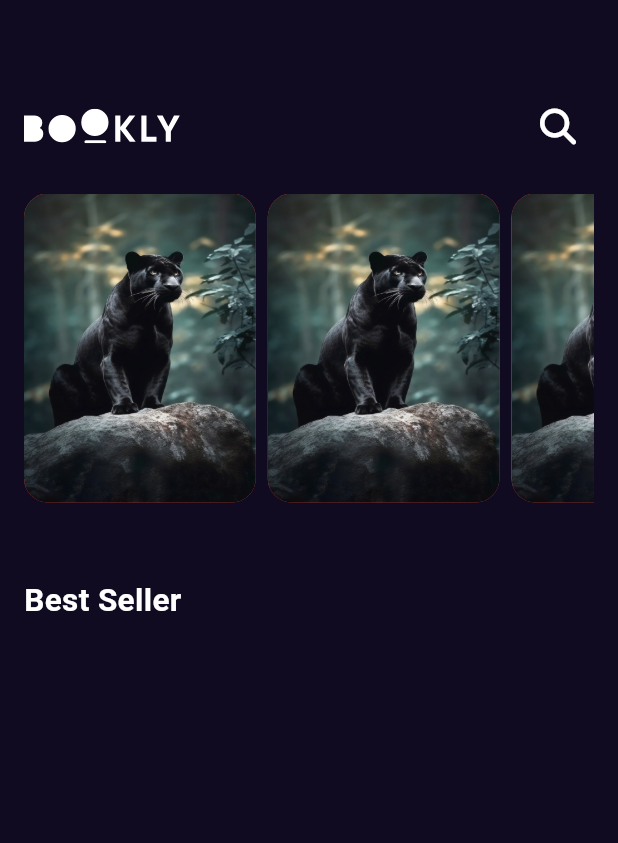
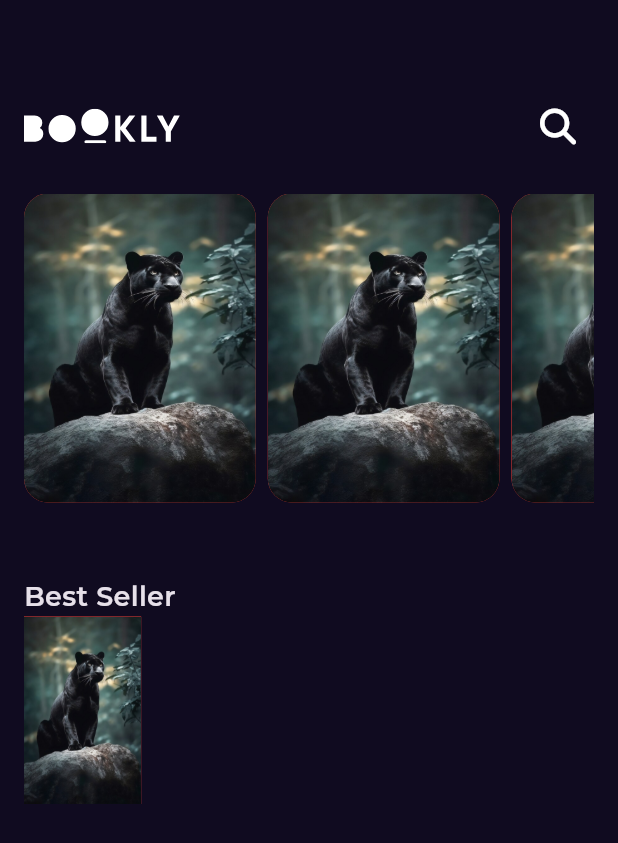
Before and after one commit to hamz491/Bookly, a Flutter app: the screen it shows after launch, on a phone screen of 412 x 824 dp. Shown: the top 843 px of the screen. Run offline on Flutter 3.47's test engine with Material 3 defaults, Android fonts, the phone set to English and light mode, and no system bars; our stand-ins replace flutter_svg, font_awesome_flutter, get, google_fonts.

Commit message:
create app styles

```diff
--- a/lib/Core/utils/Styles.dart
+++ b/lib/Core/utils/Styles.dart
@@ -1,8 +1,27 @@
+import 'package:bookly/constants.dart';
 import 'package:flutter/material.dart';
 
 abstract class Styles {
-  static const titleMedium = TextStyle(
-    fontSize: 21,
+  static const textStyle18 = TextStyle(
+    fontSize: 18,
     fontWeight: FontWeight.w600,
   );
+  static const textStyle20 = TextStyle(
+    fontSize: 20,
+    fontWeight: FontWeight.normal,
+    fontFamily: ksectrafont,
+  );
+  static const textStyle14 = TextStyle(
+    fontSize: 14,
+    fontWeight: FontWeight.normal,
+  );
+  static const textStyle16 = TextStyle(
+    fontSize: 16,
+    fontWeight: FontWeight.w500,
+  );
+  static const textStyle30 = TextStyle(
+    fontSize: 30,
+    fontWeight: FontWeight.normal,
+    fontFamily: ksectrafont,
+  );
 }
--- a/lib/Features/Home/presentation/View/HomeView.dart
+++ b/lib/Features/Home/presentation/View/HomeView.dart
@@ -1,4 +1,5 @@
 import 'package:bookly/Core/utils/Styles.dart';
+import 'package:bookly/Features/Splash/Preserntaion/view/Widgets/BestSellerListview_Item.dart';
 import 'package:bookly/Features/Splash/Preserntaion/view/Widgets/Custom_AppBar.dart';
 import 'package:bookly/Features/Splash/Preserntaion/view/Widgets/Custom_ListView.dart';
 import 'package:flutter/material.dart';
@@ -20,9 +21,10 @@ class HomeView extends StatelessWidget {
               padding: EdgeInsets.only(top: 50),
               child: Text(
                 'Best Seller',
-                style: Styles.titleMedium,
+                style: Styles.textStyle18,
               ),
             ),
+            BestSellerListView_Item(),
           ],
         ),
       ),
--- /dev/null
+++ b/lib/Features/Splash/Preserntaion/view/Widgets/BestSellerListview_Item.dart
@@ -0,0 +1,29 @@
+import 'package:bookly/Core/utils/Assets.dart';
+import 'package:flutter/material.dart';
+
+class BestSellerListView_Item extends StatelessWidget {
+  const BestSellerListView_Item({super.key});
+
+  @override
+  Widget build(BuildContext context) {
+    return Row(
+      children: [
+        SizedBox(
+          height: 125,
+          child: AspectRatio(
+            aspectRatio: 2.5 / 4,
+            child: Container(
+              decoration: const BoxDecoration(
+                color: Colors.red,
+                image: DecorationImage(
+                  fit: BoxFit.fill,
+                  image: AssetImage(AssetsData.ktestimage),
+                ),
+              ),
+            ),
+          ),
+        ),
+      ],
+    );
+  }
+}
--- a/lib/constants.dart
+++ b/lib/constants.dart
@@ -3,3 +3,4 @@ import 'package:flutter/material.dart';
 const kPrimaryColor = Color(0xff100B20);
 const kTransitionDuration = Duration(seconds: 1);
 const kLogo = 'assets/images/Logo.svg';
+const ksectrafont = 'gt-sectra-fine-book-webfont.woff';
--- a/lib/main.dart
+++ b/lib/main.dart
@@ -2,6 +2,7 @@ import 'package:bookly/Features/Splash/Preserntaion/view/SplashView.dart';
 import 'package:bookly/constants.dart';
 import 'package:flutter/material.dart';
 import 'package:get/get.dart';
+import 'package:google_fonts/google_fonts.dart';
 
 void main() {
   runApp(const Bookly());
@@ -17,9 +18,7 @@ class Bookly extends StatelessWidget {
         appBarTheme:
             const AppBarTheme().copyWith(backgroundColor: kPrimaryColor),
         scaffoldBackgroundColor: kPrimaryColor,
-        textTheme: const TextTheme(
-          bodyMedium: TextStyle(color: Colors.white),
-        ),
+        textTheme: GoogleFonts.montserratTextTheme(ThemeData.dark().textTheme),
       ),
       home: const SplashView(),
     );
```
Also changed, not shown: pubspec.yaml (+6 -6 lines), assets/fonts/gt-sectra-fine-book-webfont.woff.ttf (added), pubspec.lock, 1 other file.
